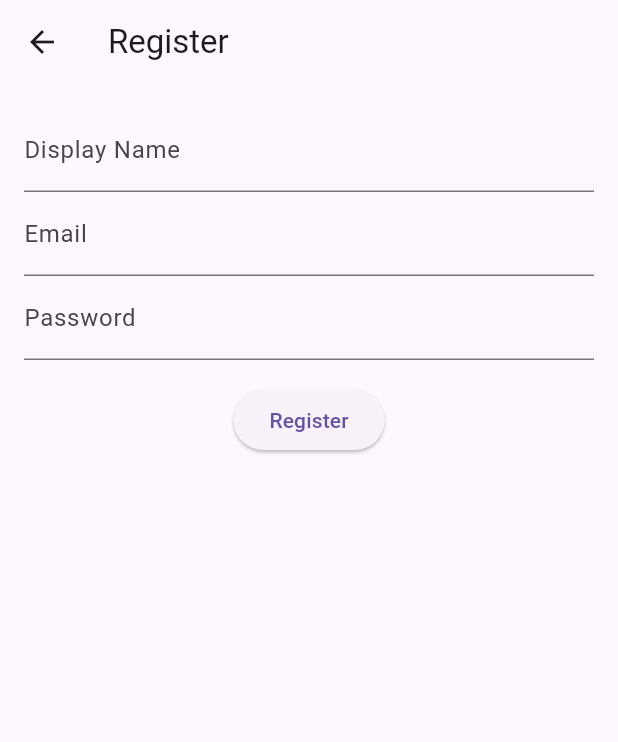
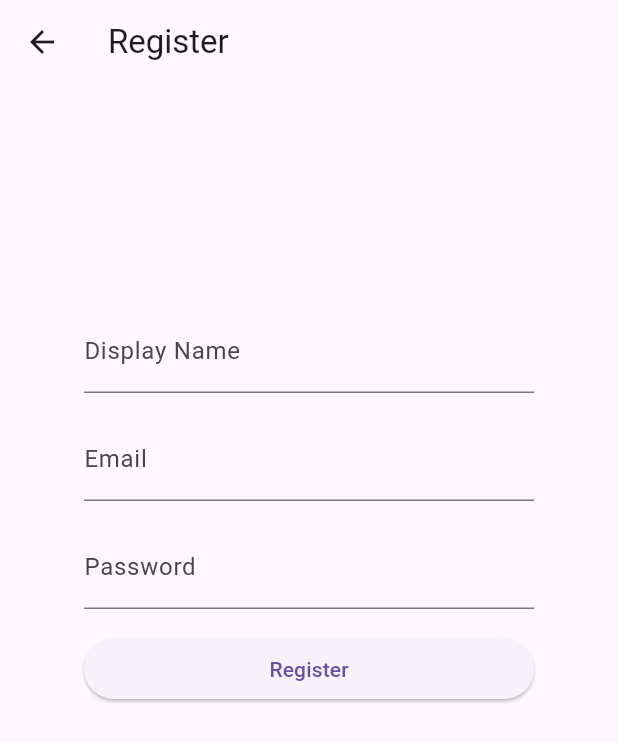
Before and after one commit to reinonlein/gastbook, a Flutter app: the screen it shows after launch, after a tap on "Register", on a phone screen of 412 x 824 dp. Shown: the top 742 px of the screen. Run offline on Flutter 3.47's test engine with Material 3 defaults, Android fonts, the phone set to English and light mode, and no system bars; our stand-ins replace cloud_firestore, firebase_auth, firebase_core; accounts and stored records are empty; network calls fail.

Commit message:
changed auth forms width

```diff
--- a/lib/screens/login_screen.dart
+++ b/lib/screens/login_screen.dart
@@ -23,22 +23,37 @@ class _LoginScreenState extends State<LoginScreen> {
     return Scaffold(
       appBar: AppBar(title: const Text('Login')),
       body: Padding(
-        padding: const EdgeInsets.all(16.0),
+        padding: const EdgeInsets.symmetric(horizontal: 16.0, vertical: 150.0),
         child: Column(
+          mainAxisSize: MainAxisSize.min,
           children: [
-            TextField(
+            // Email TextField met een vaste breedte
+            Container(
+              width: 300, // Vaste breedte van 300 pixels
+              child: TextField(
                 controller: _emailController,
                 decoration: const InputDecoration(labelText: 'Email'),
               ),
-            TextField(
+            ),
+            const SizedBox(height: 16),
+
+            // Password TextField met een vaste breedte
+            Container(
+              width: 300, // Vaste breedte van 300 pixels
+              child: TextField(
                 controller: _passwordController,
                 obscureText: true,
                 decoration: const InputDecoration(labelText: 'Password'),
               ),
+            ),
             const SizedBox(height: 16),
+
+            // Loading indicator of de login knop
             _isLoading
                 ? const CircularProgressIndicator()
-                : ElevatedButton(
+                : SizedBox(
+                    width: 300, // Knop ook met vaste breedte van 300 pixels
+                    child: ElevatedButton(
                       onPressed: () async {
                         setState(() {
                           _isLoading = true;
@@ -66,7 +81,10 @@ class _LoginScreenState extends State<LoginScreen> {
                       },
                       child: const Text('Login'),
                     ),
+                  ),
             const SizedBox(height: 16),
+
+            // Register knop onder de login knop
             Row(
               mainAxisAlignment: MainAxisAlignment.center,
               children: [
--- a/lib/screens/register_screen.dart
+++ b/lib/screens/register_screen.dart
@@ -22,27 +22,53 @@ class _RegisterScreenState extends State<RegisterScreen> {
 
     return Scaffold(
       appBar: AppBar(title: const Text('Register')),
-      body: Padding(
-        padding: const EdgeInsets.all(16.0),
+      body: Align(
+        alignment: Alignment
+            .topCenter, // Plaatst het formulier naar boven, maar in het midden van het scherm
+        child: Padding(
+          padding: const EdgeInsets.symmetric(
+              horizontal: 16.0, vertical: 150.0), // Verhoog verticale padding
           child: Column(
+            mainAxisSize:
+                MainAxisSize.min, // Zorgt ervoor dat de column niet meer ruimte gebruikt dan nodig
             children: [
-            TextField(
+              // Display Name TextField met een vaste breedte
+              Container(
+                width: 300, // Vaste breedte van 300 pixels
+                child: TextField(
                   controller: _displayNameController,
                   decoration: const InputDecoration(labelText: 'Display Name'),
                 ),
-            TextField(
+              ),
+              const SizedBox(height: 16),
+
+              // Email TextField met een vaste breedte
+              Container(
+                width: 300, // Vaste breedte van 300 pixels
+                child: TextField(
                   controller: _emailController,
                   decoration: const InputDecoration(labelText: 'Email'),
                 ),
-            TextField(
+              ),
+              const SizedBox(height: 16),
+
+              // Password TextField met een vaste breedte
+              Container(
+                width: 300, // Vaste breedte van 300 pixels
+                child: TextField(
                   controller: _passwordController,
                   obscureText: true,
                   decoration: const InputDecoration(labelText: 'Password'),
                 ),
+              ),
               const SizedBox(height: 16),
+
+              // Loading indicator of de registratieknop
               _isLoading
                   ? const CircularProgressIndicator()
-                : ElevatedButton(
+                  : SizedBox(
+                      width: 300, // Knop ook met vaste breedte van 300 pixels
+                      child: ElevatedButton(
                         onPressed: () async {
                           setState(() {
                             _isLoading = true;
@@ -71,7 +97,9 @@ class _RegisterScreenState extends State<RegisterScreen> {
                         },
                         child: const Text('Register'),
                       ),
+                    ),
             ],
+          ),
         ),
       ),
     );
```
Lines whose indentation alone changed are shown as unchanged.
